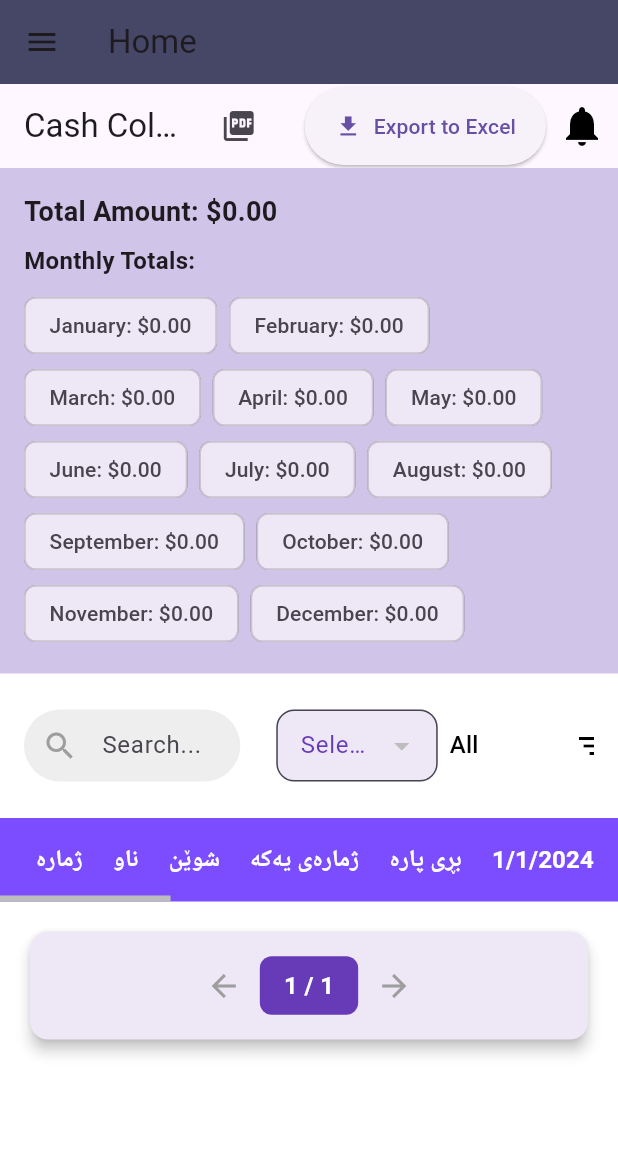
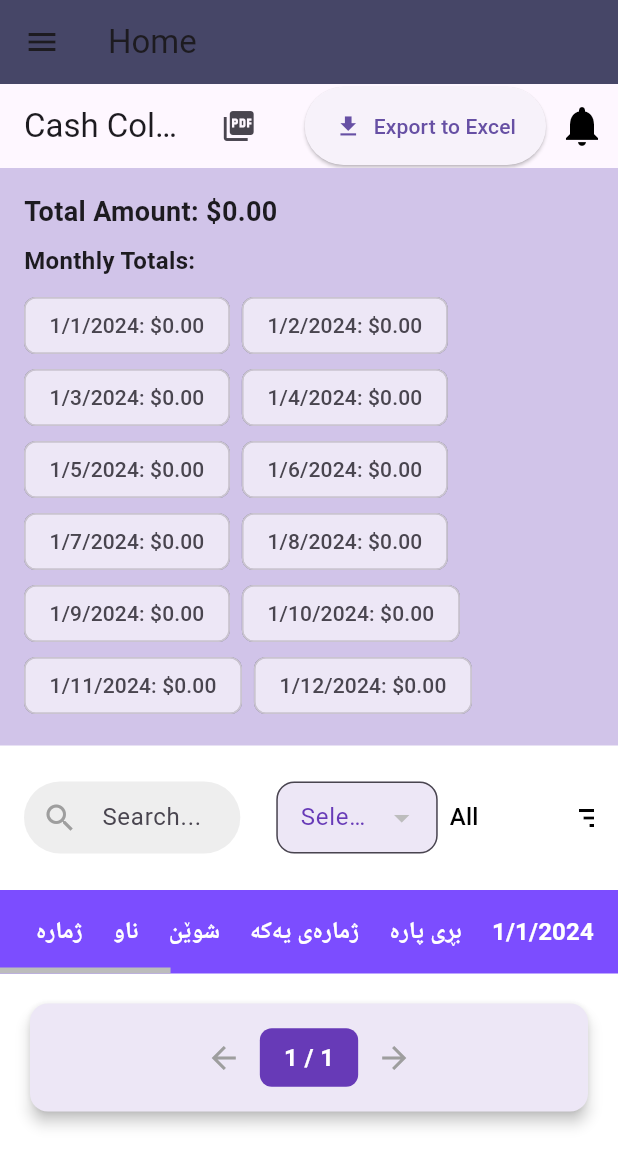
Before and after one commit to mohamedfalah3/cashnotify, a Flutter app: the screen it shows after launch, on a phone screen of 412 x 824 dp. Shown: the top 1166 px of the screen. Run offline on Flutter 3.47's test engine with Material 3 defaults, Android fonts, the phone set to English and light mode, and no system bars; our stand-ins replace cloud_firestore, csv, firebase_core, pdf, printing, sidebarx; missing offline and left inert: dart:html; accounts and stored records are empty.

Commit message:
Update helper_class.dart

```diff
--- a/lib/helper/helper_class.dart
+++ b/lib/helper/helper_class.dart
@@ -252,18 +252,18 @@ class PaymentProvider with ChangeNotifier {
       // Initialize totals
       totalAmount = 0.0;
       monthlyTotals = {
-        'January': 0.0,
-        'February': 0.0,
-        'March': 0.0,
-        'April': 0.0,
-        'May': 0.0,
-        'June': 0.0,
-        'July': 0.0,
-        'August': 0.0,
-        'September': 0.0,
-        'October': 0.0,
-        'November': 0.0,
-        'December': 0.0,
+        '1/1/2024': 0.0,
+        '1/2/2024': 0.0,
+        '1/3/2024': 0.0,
+        '1/4/2024': 0.0,
+        '1/5/2024': 0.0,
+        '1/6/2024': 0.0,
+        '1/7/2024': 0.0,
+        '1/8/2024': 0.0,
+        '1/9/2024': 0.0,
+        '1/10/2024': 0.0,
+        '1/11/2024': 0.0,
+        '1/12/2024': 0.0,
       };
 
       for (var doc in places!) {
```
